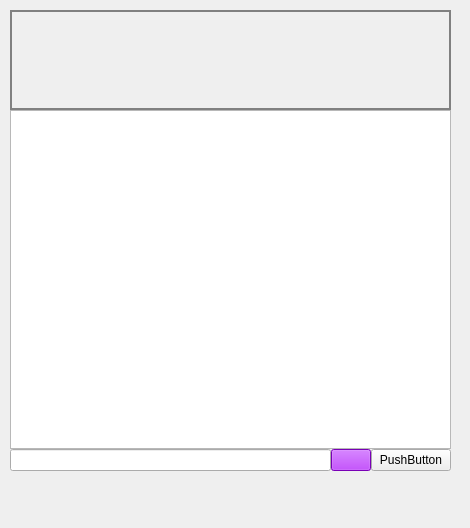
Qt form entername2/client.ui (Parsa20231401/FAZE1.0) before a commit.
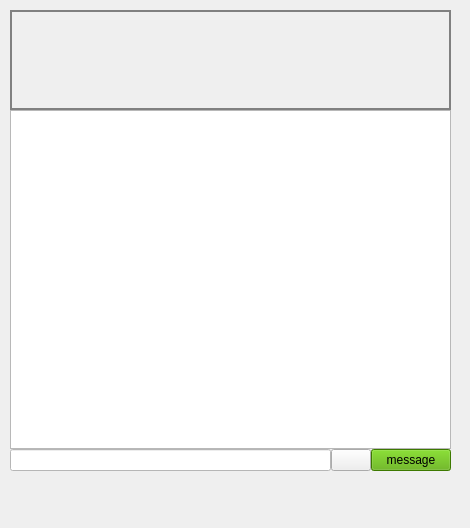
The same form after that commit. Icons and pictures are not drawn.

Diff of the .ui file:
```diff
--- a/entername2/client.ui
+++ b/entername2/client.ui
@@ -39,7 +39,8 @@
         </size>
        </property>
        <property name="styleSheet">
-        <string notr="true">border: 2px solid gray;</string>
+        <string notr="true">border: 2px solid gray;
+</string>
        </property>
        <property name="title">
         <string/>
@@ -47,10 +48,10 @@
        <widget class="QLabel" name="profile">
         <property name="geometry">
          <rect>
-          <x>0</x>
-          <y>0</y>
-          <width>121</width>
-          <height>101</height>
+          <x>10</x>
+          <y>10</y>
+          <width>111</width>
+          <height>81</height>
          </rect>
         </property>
         <property name="styleSheet">
@@ -64,9 +65,9 @@
         <property name="geometry">
          <rect>
           <x>150</x>
-          <y>0</y>
+          <y>10</y>
           <width>201</width>
-          <height>101</height>
+          <height>81</height>
          </rect>
         </property>
         <property name="font">
@@ -98,13 +99,17 @@
         <number>0</number>
        </property>
        <item>
-        <widget class="QLineEdit" name="lineEdit"/>
+        <widget class="QLineEdit" name="lineEdit">
+         <property name="styleSheet">
+          <string notr="true">background-color: rgb(255, 255, 255);</string>
+         </property>
+        </widget>
        </item>
        <item>
         <widget class="QPushButton" name="pushButton_sendAttachment">
          <property name="styleSheet">
           <string notr="true">image: url(:/new/prefix1/images/attachment.png);
-background-color: rgb(170, 0, 255);</string>
+</string>
          </property>
          <property name="text">
           <string/>
@@ -114,10 +119,10 @@
        <item>
         <widget class="QPushButton" name="pushButton">
          <property name="styleSheet">
-          <string notr="true"/>
+          <string notr="true">background-color: rgb(85, 170, 0);</string>
          </property>
          <property name="text">
-          <string>PushButton</string>
+          <string>message</string>
          </property>
         </widget>
        </item>
```
